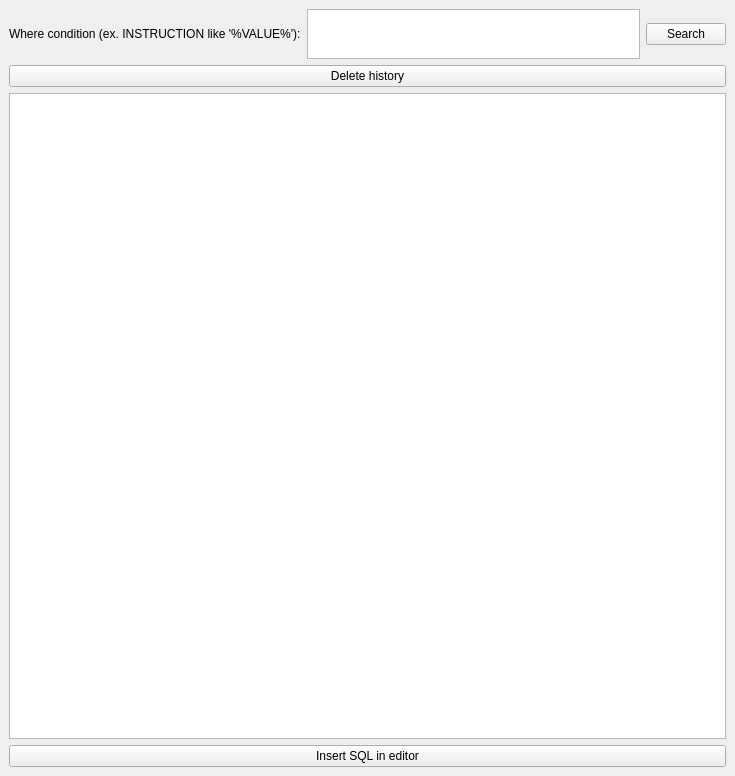
The window that source/qtdesigner/history_ui.ui (MValaguz/MSql) describes before a commit, drawn with Qt 5.
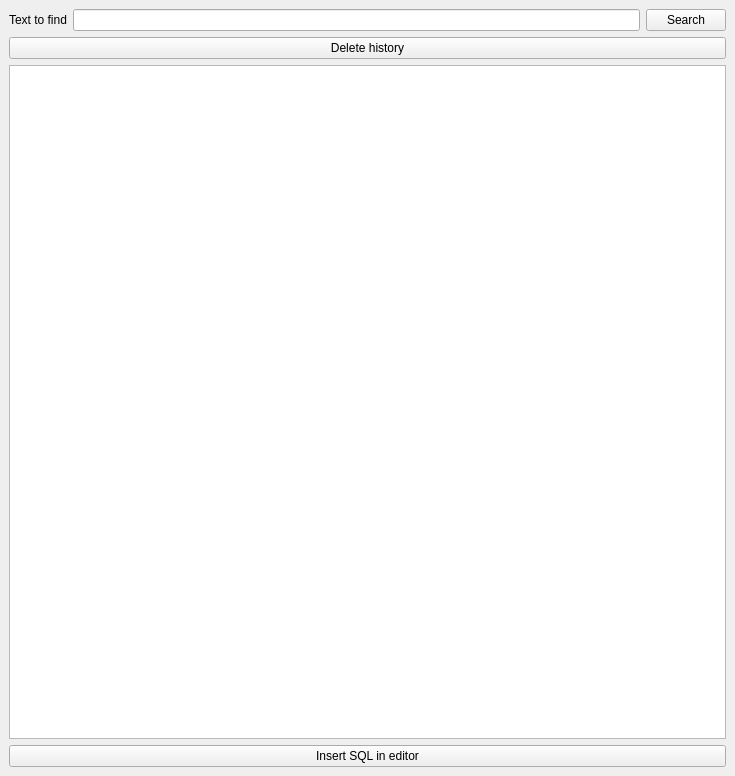
The same window after the commit. Icons and pictures are not drawn.

```diff
--- a/source/qtdesigner/history_ui.ui
+++ b/source/qtdesigner/history_ui.ui
@@ -67,28 +67,12 @@
       <item>
        <widget class="QLabel" name="l_label6">
         <property name="text">
-         <string>Where condition (ex. INSTRUCTION like '%VALUE%'):</string>
-        </property>
-        <property name="buddy">
-         <cstring>e_where_cond</cstring>
+         <string>Text to find</string>
         </property>
        </widget>
       </item>
       <item>
-       <widget class="QTextEdit" name="e_where_cond">
-        <property name="sizePolicy">
-         <sizepolicy hsizetype="Expanding" vsizetype="Maximum">
-          <horstretch>0</horstretch>
-          <verstretch>0</verstretch>
-         </sizepolicy>
-        </property>
-        <property name="maximumSize">
-         <size>
-          <width>16777215</width>
-          <height>50</height>
-         </size>
-        </property>
-       </widget>
+       <widget class="QLineEdit" name="e_where_cond"/>
       </item>
       <item>
        <widget class="QPushButton" name="b_start">
```
